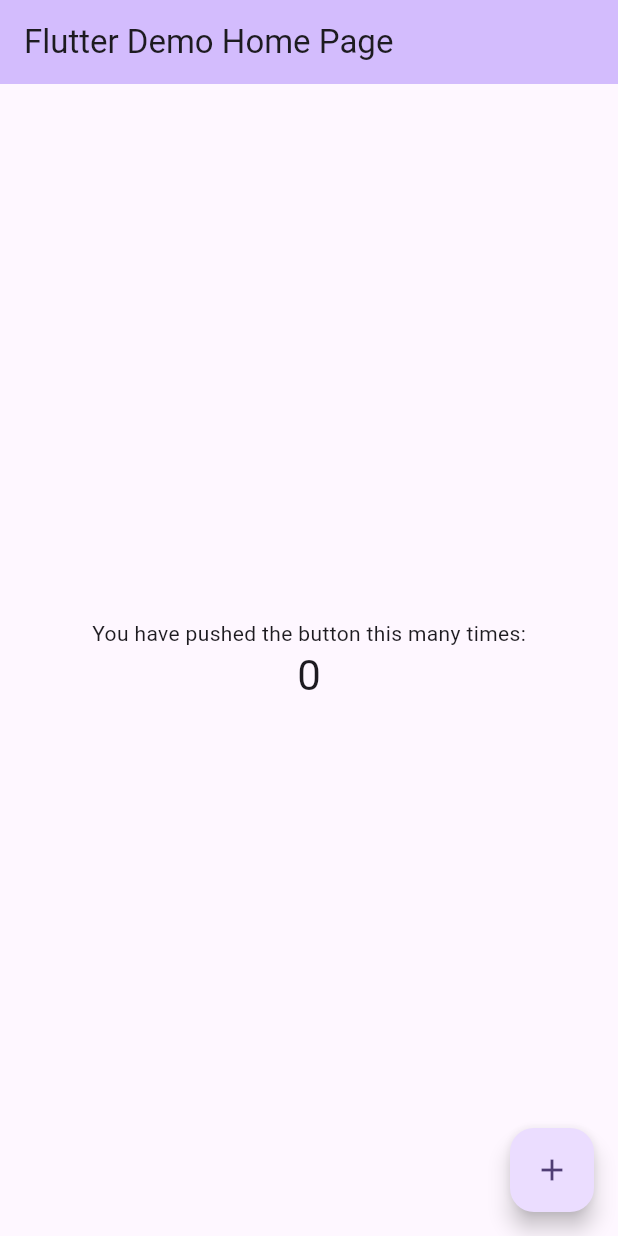
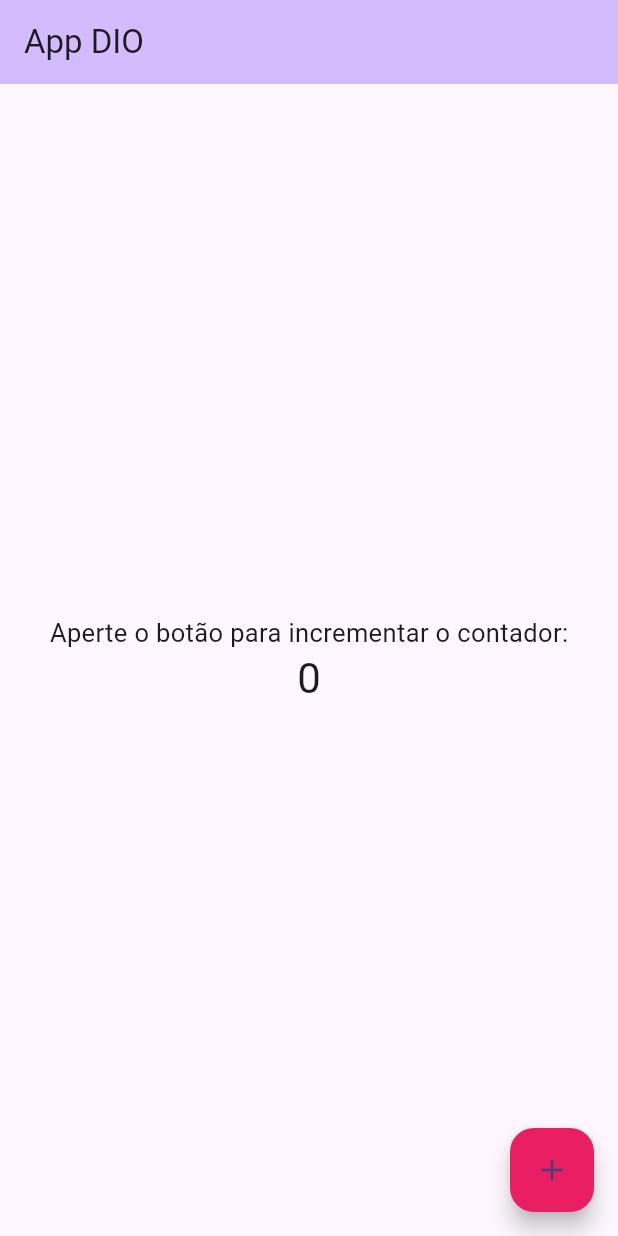
Before and after one commit to renatoxpedroso/flutter, a Flutter app: the screen it shows after launch, on a phone screen of 412 x 824 dp. Run offline on Flutter 3.47's test engine with Material 3 defaults, Android fonts, the phone set to English and light mode, and no system bars; our stand-ins replace share, sqflite, transparent_image; accounts and stored records are empty.

Commit message:
Commit com alterações

```diff
--- a/DIO/appdio/lib/main.dart
+++ b/DIO/appdio/lib/main.dart
@@ -13,41 +13,16 @@ class MyApp extends StatelessWidget {
     return MaterialApp(
       title: 'Flutter Demo',
       theme: ThemeData(
-        // This is the theme of your application.
-        //
-        // TRY THIS: Try running your application with "flutter run". You'll see
-        // the application has a purple toolbar. Then, without quitting the app,
-        // try changing the seedColor in the colorScheme below to Colors.green
-        // and then invoke "hot reload" (save your changes or press the "hot
-        // reload" button in a Flutter-supported IDE, or press "r" if you used
-        // the command line to start the app).
-        //
-        // Notice that the counter didn't reset back to zero; the application
-        // state is not lost during the reload. To reset the state, use hot
-        // restart instead.
-        //
-        // This works for code too, not just values: Most code changes can be
-        // tested with just a hot reload.
         colorScheme: ColorScheme.fromSeed(seedColor: Colors.deepPurple),
         useMaterial3: true,
       ),
-      home: const MyHomePage(title: 'Flutter Demo Home Page'),
+      home: const MyHomePage(title: 'App DIO'),
     );
   }
 }
 
 class MyHomePage extends StatefulWidget {
   const MyHomePage({super.key, required this.title});
-
-  // This widget is the home page of your application. It is stateful, meaning
-  // that it has a State object (defined below) that contains fields that affect
-  // how it looks.
-
-  // This class is the configuration for the state. It holds the values (in this
-  // case the title) provided by the parent (in this case the App widget) and
-  // used by the build method of the State. Fields in a Widget subclass are
-  // always marked "final".
-
   final String title;
 
   @override
@@ -59,54 +34,24 @@ class _MyHomePageState extends State<MyHomePage> {
 
   void _incrementCounter() {
     setState(() {
-      // This call to setState tells the Flutter framework that something has
-      // changed in this State, which causes it to rerun the build method below
-      // so that the display can reflect the updated values. If we changed
-      // _counter without calling setState(), then the build method would not be
-      // called again, and so nothing would appear to happen.
       _counter++;
     });
   }
 
   @override
   Widget build(BuildContext context) {
-    // This method is rerun every time setState is called, for instance as done
-    // by the _incrementCounter method above.
-    //
-    // The Flutter framework has been optimized to make rerunning build methods
-    // fast, so that you can just rebuild anything that needs updating rather
-    // than having to individually change instances of widgets.
     return Scaffold(
       appBar: AppBar(
-        // TRY THIS: Try changing the color here to a specific color (to
-        // Colors.amber, perhaps?) and trigger a hot reload to see the AppBar
-        // change color while the other colors stay the same.
         backgroundColor: Theme.of(context).colorScheme.inversePrimary,
-        // Here we take the value from the MyHomePage object that was created by
-        // the App.build method, and use it to set our appbar title.
         title: Text(widget.title),
       ),
       body: Center(
-        // Center is a layout widget. It takes a single child and positions it
-        // in the middle of the parent.
         child: Column(
-          // Column is also a layout widget. It takes a list of children and
-          // arranges them vertically. By default, it sizes itself to fit its
-          // children horizontally, and tries to be as tall as its parent.
-          //
-          // Column has various properties to control how it sizes itself and
-          // how it positions its children. Here we use mainAxisAlignment to
-          // center the children vertically; the main axis here is the vertical
-          // axis because Columns are vertical (the cross axis would be
-          // horizontal).
-          //
-          // TRY THIS: Invoke "debug painting" (choose the "Toggle Debug Paint"
-          // action in the IDE, or press "p" in the console), to see the
-          // wireframe for each widget.
           mainAxisAlignment: MainAxisAlignment.center,
           children: <Widget>[
             const Text(
-              'You have pushed the button this many times:',
+              'Aperte o botão para incrementar o contador:',
+              style: TextStyle(fontSize: 17),
             ),
             Text(
               '$_counter',
@@ -116,10 +61,11 @@ class _MyHomePageState extends State<MyHomePage> {
         ),
       ),
       floatingActionButton: FloatingActionButton(
+        backgroundColor: Colors.pink,
         onPressed: _incrementCounter,
         tooltip: 'Increment',
         child: const Icon(Icons.add),
-      ), // This trailing comma makes auto-formatting nicer for build methods.
+      ),
     );
   }
 }
```
